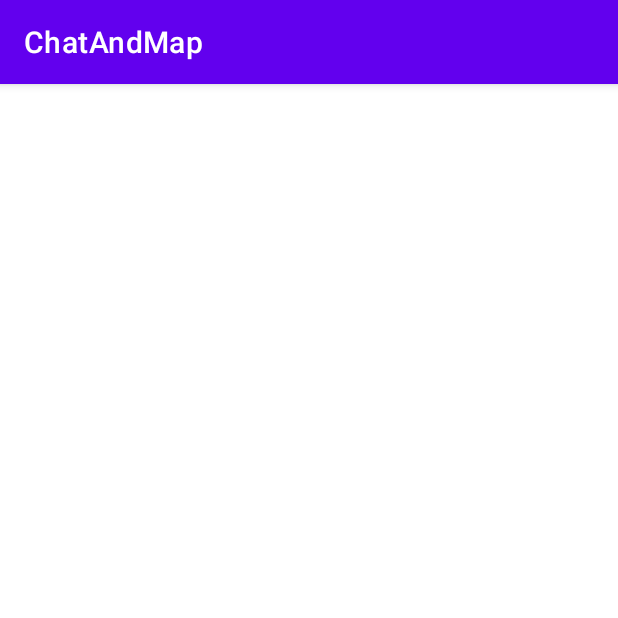
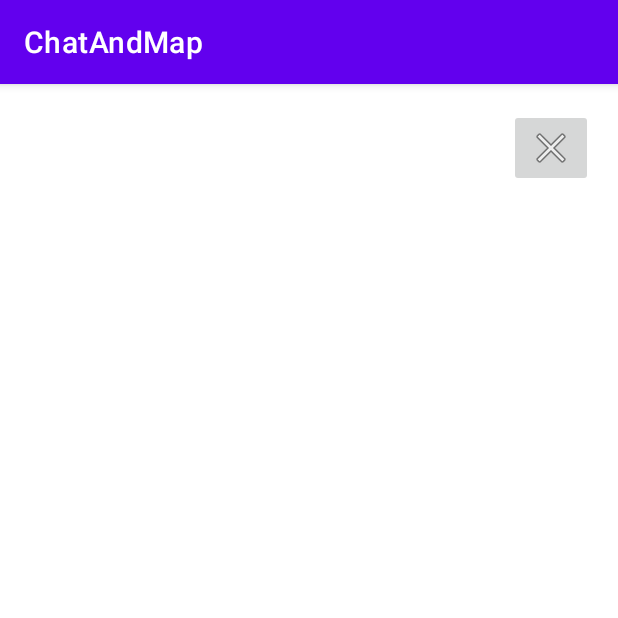
Before and after one commit to Stasyanj/ChatAndMap, an Android app: the screen it shows after launch (MainActivity before the commit, MapActivity after it), after a tap on "MAP", on a phone screen of 412 x 824 dp, the top half of it. Run offline under Robolectric (Android 15) with nearby library versions, the phone set to English and light mode, and no system bars.

Commit message:
01.07 08.12.2022

```diff
--- a/app/src/main/AndroidManifest.xml
+++ b/app/src/main/AndroidManifest.xml
@@ -27,6 +27,8 @@
         </activity>
         <activity android:name=".ChatActivity">
         </activity>
+        <activity android:name=".MapActivity">
+        </activity>
     </application>
 
 </manifest>
--- a/app/src/main/java/com/example/chatandmap/ChatActivity.java
+++ b/app/src/main/java/com/example/chatandmap/ChatActivity.java
@@ -13,6 +13,7 @@ public class ChatActivity extends AppCompatActivity {
         super.onCreate(savedInstanceState);
         setContentView(R.layout.chat_activity);
         ImageButton exit_chat_button = (ImageButton) findViewById(R.id.imageButton2);
+        //Код чата
         exit_chat_button.setOnClickListener(new View.OnClickListener() {
             @Override
             public void onClick(View view) {
--- a/app/src/main/java/com/example/chatandmap/MainActivity.java
+++ b/app/src/main/java/com/example/chatandmap/MainActivity.java
@@ -22,16 +22,16 @@ public class MainActivity extends AppCompatActivity {
             button_chat.setOnClickListener(new View.OnClickListener() {
                 @Override
                 public void onClick(View view) {
-                    Intent myIntent = new Intent(MainActivity.this, ChatActivity.class);
-                    MainActivity.this.startActivity(myIntent);
-                    //Тут код чата
+                    Intent myIntent_chat = new Intent(MainActivity.this, ChatActivity.class);
+                    MainActivity.this.startActivity(myIntent_chat);
                 }
             });
             button_map.setOnClickListener(new View.OnClickListener() {
                 @Override
                 public void onClick(View view) {
                     setContentView(R.layout.map_activity);
-                    //Тут код карты
+                    Intent myIntent_map = new Intent(MainActivity.this, MapActivity.class);
+                    MainActivity.this.startActivity(myIntent_map);
                 }
             });
             button_about.setOnClickListener(new View.OnClickListener() {
--- /dev/null
+++ b/app/src/main/java/com/example/chatandmap/MapActivity.java
@@ -0,0 +1,26 @@
+package com.example.chatandmap;
+
+import android.content.Intent;
+import android.os.Bundle;
+import android.view.View;
+import android.widget.ImageButton;
+
+import androidx.appcompat.app.AppCompatActivity;
+
+public class MapActivity extends AppCompatActivity {
+    @Override
+    protected void onCreate(Bundle savedInstanceState){
+        super.onCreate(savedInstanceState);
+        setContentView(R.layout.map_activity);
+        //Тут код карты
+        ImageButton exit_map_button = (ImageButton) findViewById(R.id.imageButton);
+        exit_map_button.setOnClickListener(new View.OnClickListener() {
+            @Override
+            public void onClick(View view) {
+                Intent myIntent = new Intent(MapActivity.this, MainActivity.class);
+                MapActivity.this.startActivity(myIntent);
+            }
+        });
+
+    }
+}
--- a/app/src/main/res/layout/map_activity.xml
+++ b/app/src/main/res/layout/map_activity.xml
@@ -1,6 +1,18 @@
 <?xml version="1.0" encoding="utf-8"?>
 <androidx.constraintlayout.widget.ConstraintLayout xmlns:android="http://schemas.android.com/apk/res/android"
+    xmlns:app="http://schemas.android.com/apk/res-auto"
     android:layout_width="match_parent"
     android:layout_height="match_parent">
 
+    <ImageButton
+        android:id="@+id/imageButton"
+        android:layout_width="wrap_content"
+        android:layout_height="wrap_content"
+        app:layout_constraintBottom_toBottomOf="parent"
+        app:layout_constraintEnd_toEndOf="parent"
+        app:layout_constraintHorizontal_bias="0.954"
+        app:layout_constraintStart_toStartOf="parent"
+        app:layout_constraintTop_toTopOf="parent"
+        app:layout_constraintVertical_bias="0.023"
+        app:srcCompat="@android:drawable/ic_menu_close_clear_cancel" />
 </androidx.constraintlayout.widget.ConstraintLayout>
```
